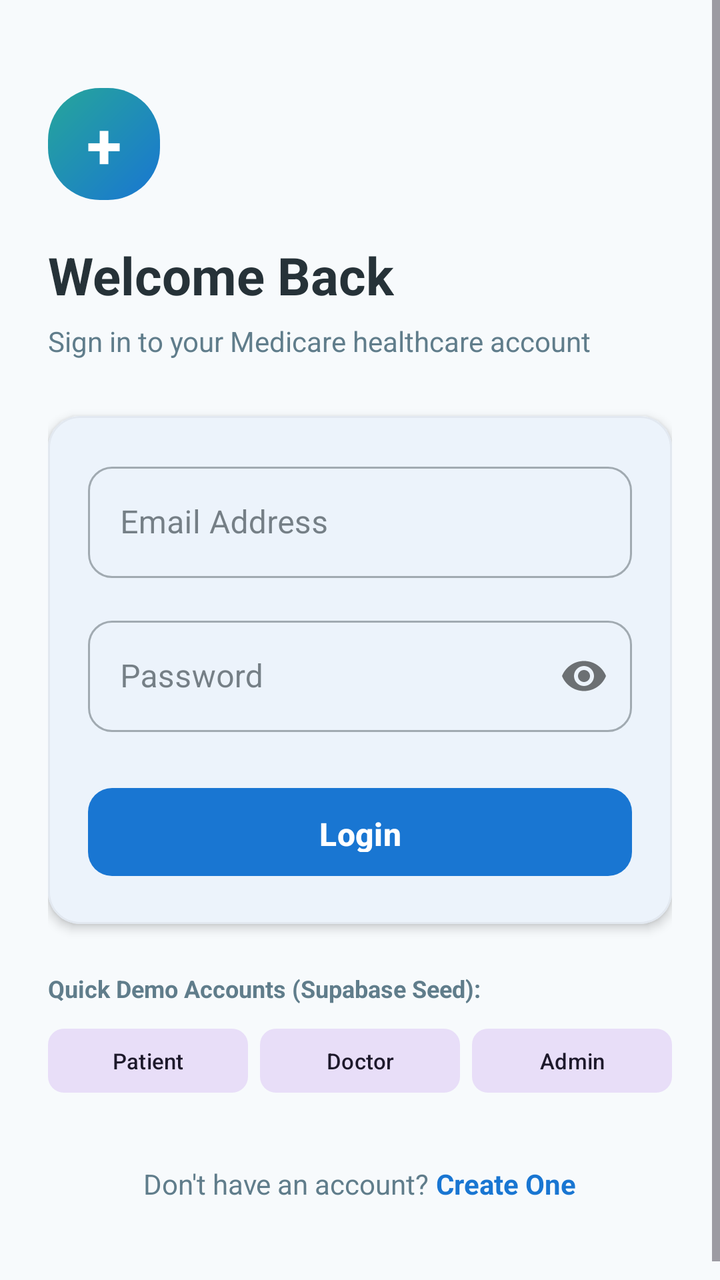
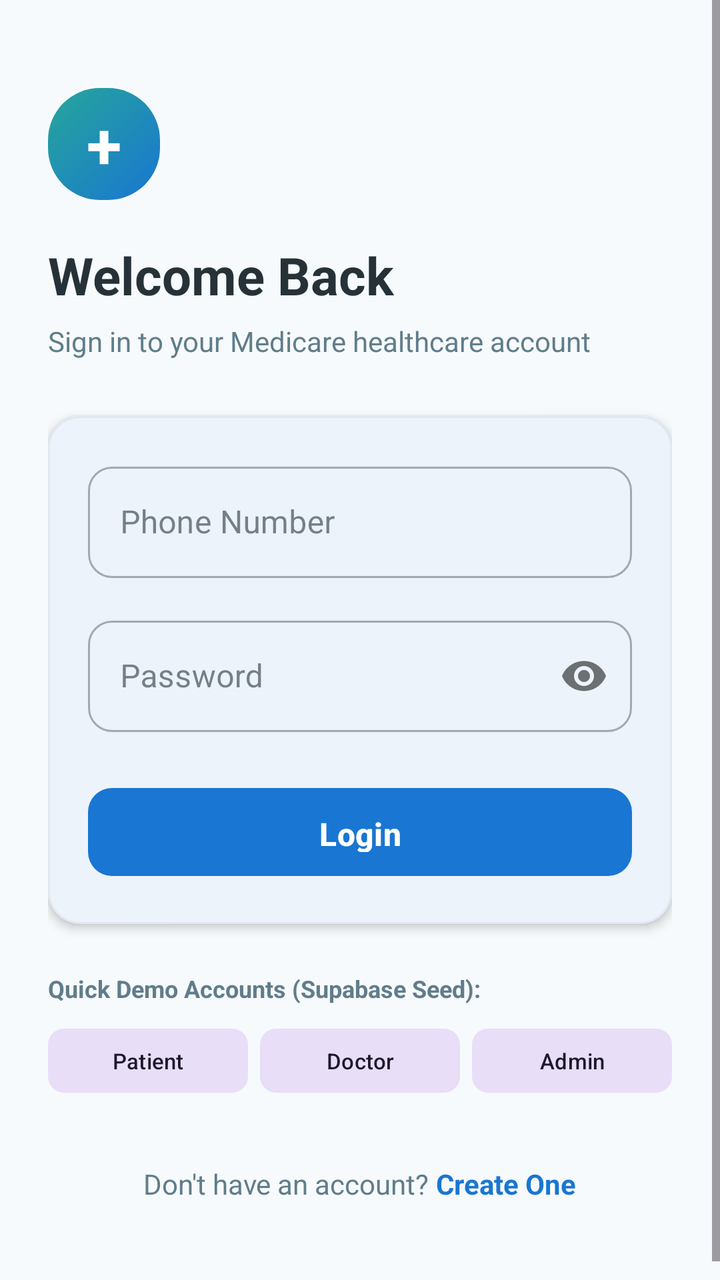

Screens rendered from an Android XML layout before and after an edit, with the pre-edit source and the edit as a unified diff.
<!-- AndroidManifest.xml: application theme Theme.Medicare -->
<!-- res/layout/activity_login.xml -->
<?xml version="1.0" encoding="utf-8"?>
<ScrollView xmlns:android="http://schemas.android.com/apk/res/android"
    xmlns:app="http://schemas.android.com/apk/res-auto"
    android:layout_width="match_parent"
    android:layout_height="match_parent"
    android:background="@color/background"
    android:fillViewport="true">

    <LinearLayout
        android:layout_width="match_parent"
        android:layout_height="wrap_content"
        android:orientation="vertical"
        android:padding="24dp">

        
        <FrameLayout
            android:layout_width="56dp"
            android:layout_height="56dp"
            android:layout_marginTop="20dp"
            android:background="@drawable/bg_logo_badge">

            <TextView
                android:layout_width="wrap_content"
                android:layout_height="wrap_content"
                android:layout_gravity="center"
                android:text="+"
                android:textColor="@color/white"
                android:textSize="32sp"
                android:textStyle="bold" />
        </FrameLayout>

        <TextView
            android:layout_width="wrap_content"
            android:layout_height="wrap_content"
            android:layout_marginTop="20dp"
            android:text="Welcome Back"
            android:textColor="@color/text_primary"
            android:textSize="26sp"
            android:textStyle="bold" />

        <TextView
            android:layout_width="wrap_content"
            android:layout_height="wrap_content"
            android:layout_marginTop="6dp"
            android:text="Sign in to your Medicare healthcare account"
            android:textColor="@color/text_secondary"
            android:textSize="14sp" />

        
        <com.google.android.material.card.MaterialCardView
            style="@style/Widget.Medicare.Card"
            android:layout_width="match_parent"
            android:layout_height="wrap_content"
            android:layout_marginTop="28dp"
            app:cardElevation="3dp">

            <LinearLayout
                android:layout_width="match_parent"
                android:layout_height="wrap_content"
                android:orientation="vertical"
                android:padding="20dp">

                
                <com.google.android.material.textfield.TextInputLayout
                    android:id="@+id/tilLoginEmail"
                    style="@style/Widget.MaterialComponents.TextInputLayout.OutlinedBox"
                    android:layout_width="match_parent"
                    android:layout_height="wrap_content"
                    android:hint="@string/email"
                    app:boxCornerRadiusBottomEnd="12dp"
                    app:boxCornerRadiusBottomStart="12dp"
                    app:boxCornerRadiusTopEnd="12dp"
                    app:boxCornerRadiusTopStart="12dp">

                    <com.google.android.material.textfield.TextInputEditText
                        android:id="@+id/etLoginEmail"
                        android:layout_width="match_parent"
                        android:layout_height="wrap_content"
                        android:inputType="textEmailAddress" />
                </com.google.android.material.textfield.TextInputLayout>

                
                <com.google.android.material.textfield.TextInputLayout
                    android:id="@+id/tilLoginPassword"
                    style="@style/Widget.MaterialComponents.TextInputLayout.OutlinedBox"
                    android:layout_width="match_parent"
                    android:layout_height="wrap_content"
                    android:layout_marginTop="16dp"
                    android:hint="@string/password"
                    app:boxCornerRadiusBottomEnd="12dp"
                    app:boxCornerRadiusBottomStart="12dp"
                    app:boxCornerRadiusTopEnd="12dp"
                    app:boxCornerRadiusTopStart="12dp"
                    app:passwordToggleEnabled="true">

                    <com.google.android.material.textfield.TextInputEditText
                        android:id="@+id/etLoginPassword"
                        android:layout_width="match_parent"
                        android:layout_height="wrap_content"
                        android:inputType="textPassword" />
                </com.google.android.material.textfield.TextInputLayout>

                
                <FrameLayout
                    android:layout_width="match_parent"
                    android:layout_height="wrap_content"
                    android:layout_marginTop="24dp">

                    <com.google.android.material.button.MaterialButton
                        android:id="@+id/btnLoginSubmit"
                        style="@style/Widget.Medicare.Button"
                        android:layout_width="match_parent"
                        android:layout_height="52dp"
                        android:text="@string/login"
                        android:textColor="@color/white"
                        android:textSize="16sp"
                        android:textStyle="bold"
                        app:backgroundTint="@color/primary"
                        app:cornerRadius="12dp" />

                    <ProgressBar
                        android:id="@+id/pbLoginLoading"
                        android:layout_width="28dp"
                        android:layout_height="28dp"
                        android:layout_gravity="center"
                        android:indeterminateTint="@color/white"
                        android:visibility="gone" />
                </FrameLayout>

            </LinearLayout>
        </com.google.android.material.card.MaterialCardView>

        
        <TextView
            android:layout_width="wrap_content"
            android:layout_height="wrap_content"
            android:layout_marginTop="24dp"
            android:text="Quick Demo Accounts (Supabase Seed):"
            android:textColor="@color/text_secondary"
            android:textSize="12sp"
            android:textStyle="bold" />

        <LinearLayout
            android:layout_width="match_parent"
            android:layout_height="wrap_content"
            android:layout_marginTop="8dp"
            android:orientation="horizontal">

            <com.google.android.material.button.MaterialButton
                android:id="@+id/btnQuickPatient"
                style="@style/Widget.Material3.Button.TonalButton"
                android:layout_width="0dp"
                android:layout_height="40dp"
                android:layout_weight="1"
                android:text="Patient"
                android:textSize="11sp"
                app:cornerRadius="8dp" />

            <com.google.android.material.button.MaterialButton
                android:id="@+id/btnQuickDoctor"
                style="@style/Widget.Material3.Button.TonalButton"
                android:layout_width="0dp"
                android:layout_height="40dp"
                android:layout_marginStart="6dp"
                android:layout_weight="1"
                android:text="Doctor"
                android:textSize="11sp"
                app:cornerRadius="8dp" />

            <com.google.android.material.button.MaterialButton
                android:id="@+id/btnQuickAdmin"
                style="@style/Widget.Material3.Button.TonalButton"
                android:layout_width="0dp"
                android:layout_height="40dp"
                android:layout_marginStart="6dp"
                android:layout_weight="1"
                android:text="Admin"
                android:textSize="11sp"
                app:cornerRadius="8dp" />
        </LinearLayout>

        
        <LinearLayout
            android:layout_width="wrap_content"
            android:layout_height="wrap_content"
            android:layout_gravity="center"
            android:layout_marginTop="32dp"
            android:layout_marginBottom="24dp"
            android:orientation="horizontal">

            <TextView
                android:layout_width="wrap_content"
                android:layout_height="wrap_content"
                android:text="Don't have an account? "
                android:textColor="@color/text_secondary"
                android:textSize="14sp" />

            <TextView
                android:id="@+id/tvLoginGoToRegister"
                android:layout_width="wrap_content"
                android:layout_height="wrap_content"
                android:text="Create One"
                android:textColor="@color/primary"
                android:textSize="14sp"
                android:textStyle="bold" />
        </LinearLayout>

    </LinearLayout>

</ScrollView>
<!-- resources referenced by this layout -->
<resources>
  <color name="background">#F7FAFC</color>
  <color name="primary">#1976D2</color>
  <color name="text_primary">#263238</color>
  <color name="text_secondary">#607D8B</color>
  <color name="white">#FFFFFF</color>
  <!-- drawable bg_logo_badge (drawable) -->
  <?xml version="1.0" encoding="utf-8"?>
  <shape xmlns:android="http://schemas.android.com/apk/res/android"
      android:shape="rectangle">
      <corners android:radius="26dp" />
      <gradient
          android:angle="135"
          android:endColor="@color/secondary"
          android:startColor="@color/primary" />
  </shape>
  <string name="email">Email Address</string>
  <string name="login">Login</string>
  <string name="password">Password</string>
  <style name="Widget.Medicare.Button" parent="Widget.Material3.Button">
          <item name="cornerRadius">12dp</item>
          <item name="android:paddingTop">12dp</item>
          <item name="android:paddingBottom">12dp</item>
          <item name="android:paddingStart">24dp</item>
          <item name="android:paddingEnd">24dp</item>
          <item name="android:stateListAnimator">@null</item>
      </style>
  <style name="Widget.Medicare.Card" parent="Widget.Material3.CardView.Elevated">
          <item name="cardCornerRadius">16dp</item>
          <item name="cardElevation">2dp</item>
          <item name="strokeColor">@color/card_border</item>
          <item name="strokeWidth">1dp</item>
          <item name="cardBackgroundColor">@color/surface</item>
      </style>
  <style name="Theme.Medicare" parent="Theme.Material3.Light.NoActionBar">
          
          <item name="colorPrimary">@color/primary</item>
          <item name="colorPrimaryDark">@color/primary_dark</item>
          <item name="colorSecondary">@color/secondary</item>
          <item name="android:windowBackground">@color/background</item>
          <item name="android:statusBarColor">@color/surface</item>
          <item name="android:windowLightStatusBar">true</item>
          <item name="colorSurface">@color/surface</item>
          <item name="colorOnSurface">@color/text_primary</item>
          
          
          <item name="shapeAppearanceCornerMedium">@style/ShapeAppearance.Medicare.Medium</item>
          <item name="shapeAppearanceCornerLarge">@style/ShapeAppearance.Medicare.Large</item>
      </style>
  <color name="secondary">#26A69A</color>
  <color name="card_border">#E2E8F0</color>
  <color name="surface">#FFFFFF</color>
  <color name="primary_dark">#1565C0</color>
  <style name="ShapeAppearance.Medicare.Medium" parent="ShapeAppearance.Material3.Corner.Medium">
          <item name="cornerSize">14dp</item>
      </style>
  <style name="ShapeAppearance.Medicare.Large" parent="ShapeAppearance.Material3.Corner.Large">
          <item name="cornerSize">20dp</item>
      </style>
</resources>

<!-- the commit's change to res/layout/activity_login.xml (unified diff, before → after) -->
@@ -62,21 +62,21 @@
 
                 
                 <com.google.android.material.textfield.TextInputLayout
-                    android:id="@+id/tilLoginEmail"
+                    android:id="@+id/tilLoginPhone"
                     style="@style/Widget.MaterialComponents.TextInputLayout.OutlinedBox"
                     android:layout_width="match_parent"
                     android:layout_height="wrap_content"
-                    android:hint="@string/email"
+                    android:hint="@string/phone"
                     app:boxCornerRadiusBottomEnd="12dp"
                     app:boxCornerRadiusBottomStart="12dp"
                     app:boxCornerRadiusTopEnd="12dp"
                     app:boxCornerRadiusTopStart="12dp">
 
                     <com.google.android.material.textfield.TextInputEditText
-                        android:id="@+id/etLoginEmail"
+                        android:id="@+id/etLoginPhone"
                         android:layout_width="match_parent"
                         android:layout_height="wrap_content"
-                        android:inputType="textEmailAddress" />
+                        android:inputType="phone" />
                 </com.google.android.material.textfield.TextInputLayout>
 
                 
<!-- resource entries referenced after the edit -->
@@ -15,9 +15,9 @@
           android:endColor="@color/secondary"
           android:startColor="@color/primary" />
   </shape>
-  <string name="email">Email Address</string>
   <string name="login">Login</string>
   <string name="password">Password</string>
+  <string name="phone">Phone Number</string>
   <style name="Widget.Medicare.Button" parent="Widget.Material3.Button">
           <item name="cornerRadius">12dp</item>
           <item name="android:paddingTop">12dp</item>
